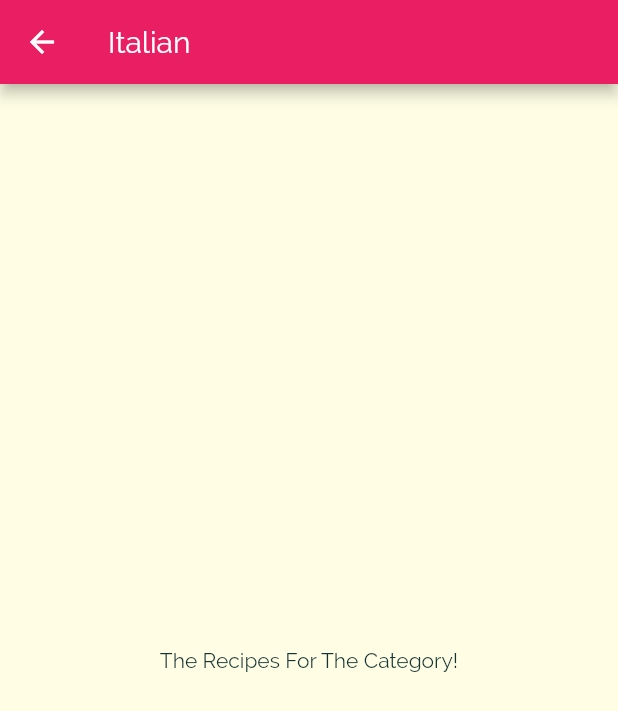
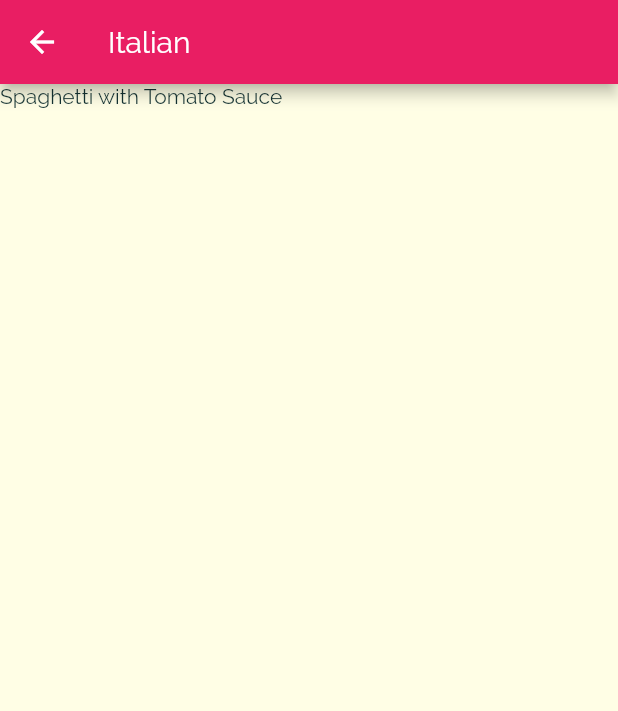
Before and after one commit to officer47p/deli-meals, a Flutter app: the screen it shows after launch, after a tap on "Italian", on a phone screen of 412 x 824 dp. Shown: the top 711 px of the screen. Run offline on Flutter 3.47's test engine with Material 2 defaults, Android fonts, the phone set to English and light mode, and no system bars.

Commit message:
filtering the meals related to the category page that we are in, and showing a simple text in a ListView widget

```diff
--- a/lib/category_meals_screen.dart
+++ b/lib/category_meals_screen.dart
@@ -1,4 +1,6 @@
 import 'package:flutter/material.dart';
+
+import './dummy_data.dart';
 
 class CategoryMealsScreen extends StatelessWidget {
   static const String name = "/category-meals";
@@ -12,12 +14,20 @@ class CategoryMealsScreen extends StatelessWidget {
     final passedArgs = (ModalRoute.of(context).settings.arguments as Map);
     final categoryTitle = passedArgs["title"];
     final categoryId = passedArgs["id"];
+    final meals = DUMMY_MEALS.where((item) {
+      return item.categories.contains(categoryId);
+    }).toList();
     return Scaffold(
       appBar: AppBar(
         title: Text(categoryTitle),
       ),
-      body: Center(
-        child: Text("The Recipes For The Category!"),
+      body: ListView.builder(
+        itemBuilder: (ctx, i) {
+          return Container(
+            child: Text(meals[i].title),
+          );
+        },
+        itemCount: meals.length,
       ),
     );
   }
```
